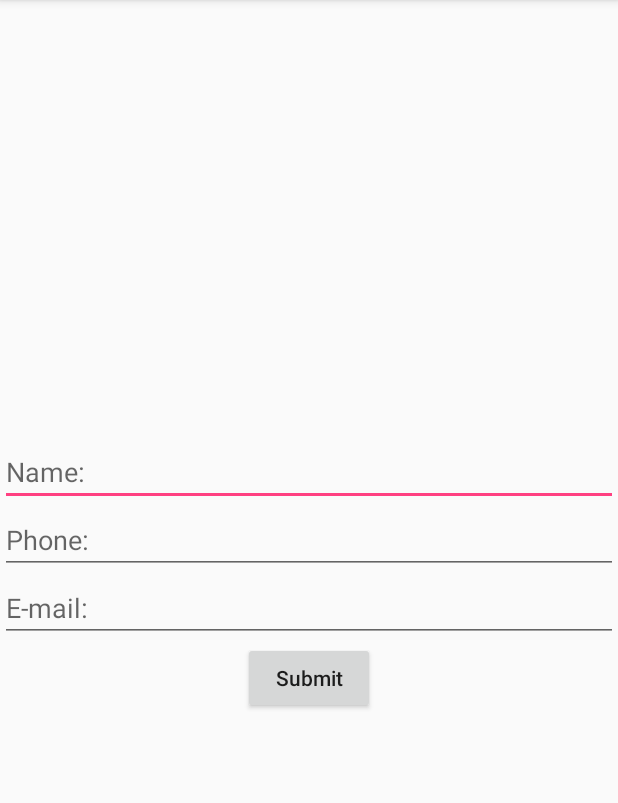
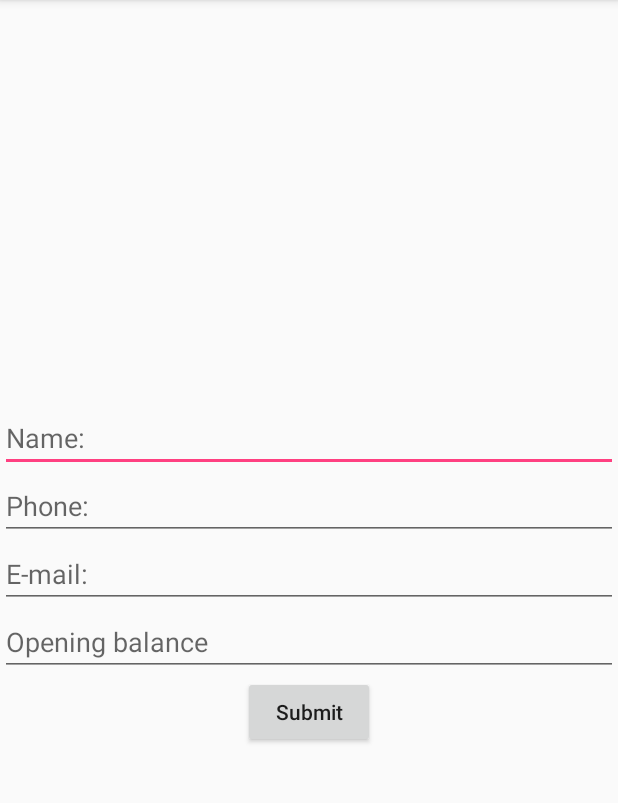
Before and after one commit to Vishnuneelancheri/Lottery, an Android app: the AddUserActivity screen opened directly, with no data from a screen before it, after a tap on "Submit", on a phone screen of 412 x 824 dp, the part 84-887 px from its top. Run offline under Robolectric (Android 15) with nearby library versions, the phone set to English and light mode, and no system bars.

Commit message:
first commit

```diff
--- a/app/src/main/java/com/mainproject/vishnu_neelancheri/lottery/add_view_user/AddUserActivity.java
+++ b/app/src/main/java/com/mainproject/vishnu_neelancheri/lottery/add_view_user/AddUserActivity.java
@@ -12,7 +12,8 @@ import com.mainproject.vishnu_neelancheri.lottery.R;
 import com.mainproject.vishnu_neelancheri.lottery.dao.CustomerDao;
 
 public class AddUserActivity extends AppCompatActivity implements View.OnClickListener {
-    private EditText mEdtTxtName, mEdtTxtPhone, mEdtTxtEmail;
+    private EditText mEdtTxtName, mEdtTxtPhone, mEdtTxtEmail, mEdtTxtOpeningBalance;
+
     @Override
     protected void onCreate(Bundle savedInstanceState) {
         super.onCreate(savedInstanceState);
@@ -21,6 +22,7 @@ public class AddUserActivity extends AppCompatActivity implements View.OnClickLi
         mEdtTxtName = findViewById( R.id.edt_txt_name );
         mEdtTxtEmail = findViewById( R.id.edt_txt_email );
         mEdtTxtPhone = findViewById( R.id.edt_txt_phone );
+        mEdtTxtOpeningBalance = findViewById( R.id.edt_txt_opening_balance );
 
         Button btnSubmit = findViewById( R.id.btn_submit );
         btnSubmit.setOnClickListener( this );
@@ -39,15 +41,30 @@ public class AddUserActivity extends AppCompatActivity implements View.OnClickLi
         String name = mEdtTxtName.getText().toString();
         String mobile = mEdtTxtPhone.getText().toString();
         String email = mEdtTxtEmail.getText().toString();
+        String openingBalance = mEdtTxtOpeningBalance.getText().toString();
+        int openingBalanceInt;
+        try {
+            openingBalanceInt = Integer.parseInt( openingBalance );
+            if ( openingBalanceInt < 1 ){
+                Toast.makeText( this, "Enter valid amount ", Toast.LENGTH_LONG ).show();
+                return;
+            }
+        }catch ( Exception e ){
+            Toast.makeText( this, "Enter valid amount ", Toast.LENGTH_LONG ).show();
+            return;
+        }
 
         if ( name.length() > 2 ){
             if ( mobile.length() == 10){
+
                 String code = name.substring( 0, 2 ) + mobile.substring( mobile.length() - 2 );
                 CustomerDetails customerDetails = new CustomerDetails();
                 customerDetails.setCode( code );
                 customerDetails.setName( name );
                 customerDetails.setMobile( mobile );
                 customerDetails.setEmail( email );
+                customerDetails.setOpeningBalance( openingBalanceInt );
+
                 long result = CustomerDao.getInstance().customerRegistraion( customerDetails, this );
                 if ( result > 0 ){
                     Intent intent = new Intent( this, ViewCustomerActivity.class );
--- a/app/src/main/java/com/mainproject/vishnu_neelancheri/lottery/dao/CustomerDao.java
+++ b/app/src/main/java/com/mainproject/vishnu_neelancheri/lottery/dao/CustomerDao.java
@@ -54,6 +54,7 @@ public class CustomerDao {
             contentValues.put( KEY_MOBILE, customerDetails.getMobile() );
             contentValues.put( KEY_EMAIL, customerDetails.getEmail() );
             contentValues.put( KEY_CODE, customerDetails.getCode() );
+            contentValues.put( KEY_OPENING_BALANCE, customerDetails.getOpeningBalance() );
             return  LotteryDb.getInstance( context ).insertData( TABLE_CUSTOMER, contentValues );
         }
         else {
--- a/app/src/main/res/layout/activity_add_user.xml
+++ b/app/src/main/res/layout/activity_add_user.xml
@@ -30,6 +30,11 @@
             android:layout_height="wrap_content"
             android:inputType="textEmailAddress"
             android:hint="@string/email"/>
+        <EditText
+            android:id="@+id/edt_txt_opening_balance"
+            android:layout_width="match_parent"
+            android:layout_height="wrap_content"
+            android:hint="@string/opening_balance"/>
         <Button
             android:id="@+id/btn_submit"
             android:layout_width="wrap_content"
--- a/app/src/main/res/values/strings.xml
+++ b/app/src/main/res/values/strings.xml
@@ -25,4 +25,5 @@
     <string name="select_customer">Select customer</string>
     <string name="cash_in">Cash in</string>
 
+
 </resources>
```
Also changed, not shown: app/src/main/java/com/mainproject/vishnu_neelancheri/lottery/add_view_user/CustomerDetails.java (+10 -0 lines).
